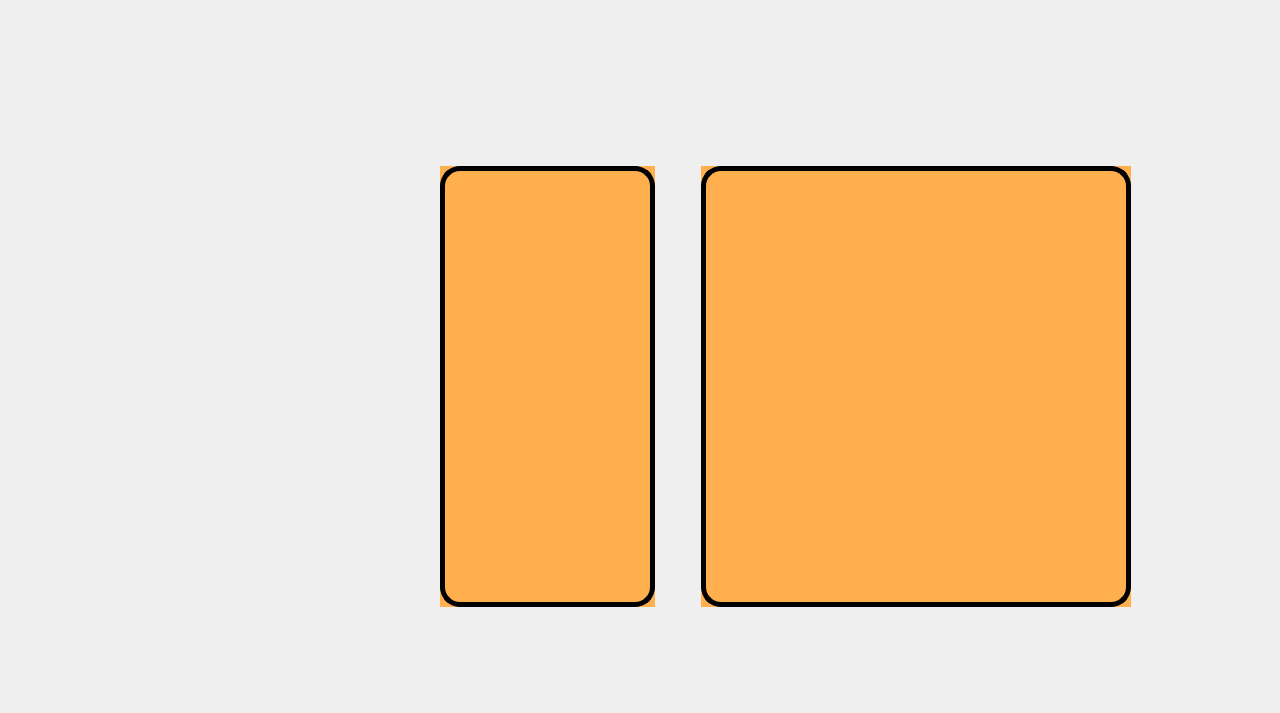
Before: the Qt Designer form src/client/userlistwidget.ui in Connor1996/Pokemon, drawn with Qt 5.
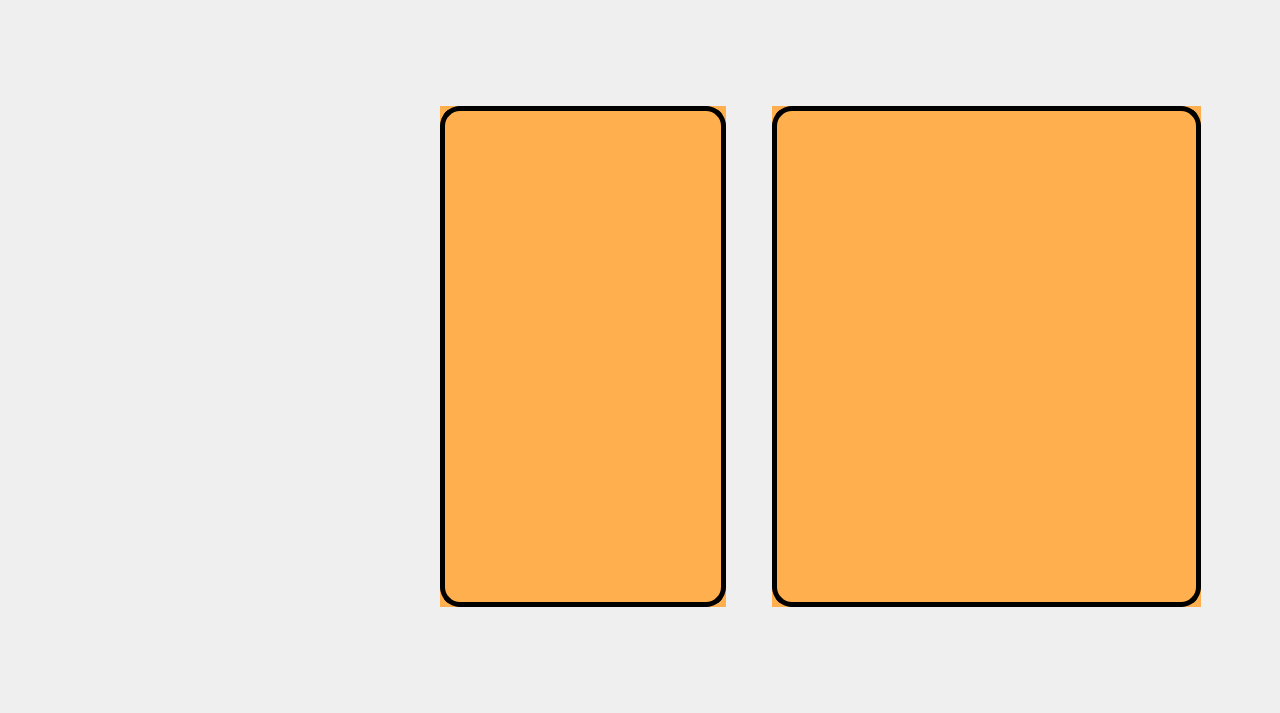
After: the same form once the commit is applied. Icons and pictures are not drawn.

What changed in the file:
```diff
--- a/src/client/userlistwidget.ui
+++ b/src/client/userlistwidget.ui
@@ -43,12 +43,12 @@
    <property name="geometry">
     <rect>
      <x>440</x>
-     <y>166</y>
-     <width>691</width>
-     <height>441</height>
+     <y>106</y>
+     <width>761</width>
+     <height>501</height>
     </rect>
    </property>
-   <layout class="QHBoxLayout" name="horizontalLayout" stretch="2,1,4">
+   <layout class="QHBoxLayout" name="horizontalLayout" stretch="2,1,3">
     <property name="sizeConstraint">
      <enum>QLayout::SetNoConstraint</enum>
     </property>
@@ -69,6 +69,12 @@
       <property name="midLineWidth">
        <number>0</number>
       </property>
+      <property name="verticalScrollBarPolicy">
+       <enum>Qt::ScrollBarAsNeeded</enum>
+      </property>
+      <property name="horizontalScrollBarPolicy">
+       <enum>Qt::ScrollBarAlwaysOff</enum>
+      </property>
       <property name="widgetResizable">
        <bool>true</bool>
       </property>
@@ -77,8 +83,8 @@
         <rect>
          <x>0</x>
          <y>0</y>
-         <width>212</width>
-         <height>439</height>
+         <width>282</width>
+         <height>499</height>
         </rect>
        </property>
        <property name="contextMenuPolicy">
@@ -118,6 +124,9 @@
 background-color: rgb(255, 175, 77);
 </string>
       </property>
+      <property name="horizontalScrollBarPolicy">
+       <enum>Qt::ScrollBarAlwaysOff</enum>
+      </property>
       <property name="widgetResizable">
        <bool>true</bool>
       </property>
@@ -127,7 +136,7 @@
          <x>0</x>
          <y>0</y>
          <width>423</width>
-         <height>439</height>
+         <height>499</height>
         </rect>
        </property>
        <property name="styleSheet">
```
